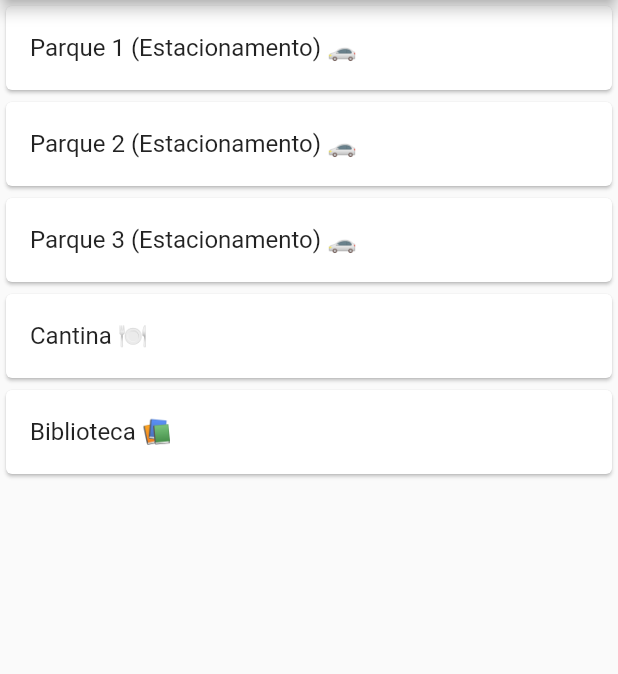
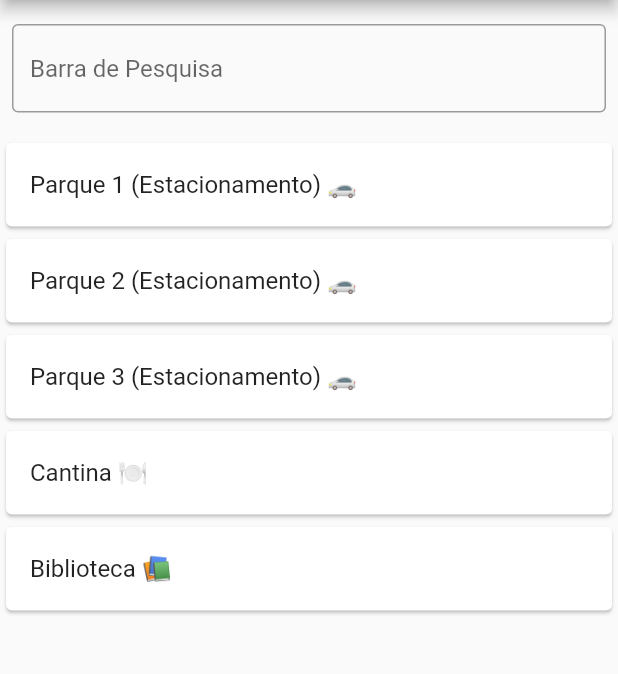
Before and after one commit to LEIC-ES-2021-22/2LEIC15T2, a Flutter app: the screen it shows after launch, on a phone screen of 412 x 824 dp, the part 84-758 px from its top. Run offline on Flutter 3.47's test engine with Material 2 defaults, Android fonts, the phone set to English and light mode, and no system bars; our stand-ins replace charts_flutter.

Commit message:
Feature: Added search bar in the main page

```diff
--- a/flutter_prototype/lib/main.dart
+++ b/flutter_prototype/lib/main.dart
@@ -1,4 +1,5 @@
 import 'package:flutter/material.dart';
+import 'package:flutter_code/src/objects/facility.dart';
 import 'package:flutter_code/src/server_comm/authentication.dart';
 import 'package:flutter_code/src/views/facility_view.dart';
 import 'src/server_comm/requests.dart';
@@ -18,17 +19,29 @@ class MyApp extends StatelessWidget {
   }
 }
 
-class HomeView extends StatelessWidget {
+// Filter makes it so the Widget is Stateful
+class HomeView extends StatefulWidget {
   final String? authToken;
   const HomeView({Key? key, this.authToken}) : super(key: key);
 
   @override
+  State<HomeView> createState() => _HomeViewState();
+}
+
+class _HomeViewState extends State<HomeView> {
+  final List<Facility> __facility = getFacilitiesList();
+  late List<Facility> facility;
+  @override
+  void initState() {
+    super.initState();
+    facility = __facility;
+  }
+
+  // var nearestFacility = getNearestFacility();
+  // facility.remove(nearestFacility);
+  // facility.insert(0, nearestFacility);
+  @override
   Widget build(BuildContext context) {
-    List facility = getFacilitiesList();
-    // var nearestFacility = getNearestFacility();
-
-    // facility.remove(nearestFacility);
-    // facility.insert(0, nearestFacility);
     return Scaffold(
       appBar: AppBar(
         title: const Center(
@@ -36,6 +49,28 @@ class HomeView extends StatelessWidget {
         ),
       ),
       body: Column(children: [
+        Padding(
+          padding: const EdgeInsets.symmetric(horizontal: 8, vertical: 16),
+          child: TextField(
+            onChanged: (text) {
+              setState(() {
+                if (text == "") {
+                  facility = __facility;
+                } else {
+                  facility = __facility
+                      .where((facility) => facility.name
+                          .toLowerCase()
+                          .contains(text.toLowerCase()))
+                      .toList();
+                }
+              });
+            },
+            decoration: const InputDecoration(
+              border: OutlineInputBorder(),
+              hintText: 'Barra de Pesquisa',
+            ),
+          ),
+        ),
         ListView.builder(
           itemCount: facility.length,
           itemBuilder: (context, index) {
--- a/flutter_prototype/lib/src/server_comm/requests.dart
+++ b/flutter_prototype/lib/src/server_comm/requests.dart
@@ -10,7 +10,7 @@ var _facilities = [
 ];
 
 // NOTA: Falta adicionar esta opção nos request do Logical Arquitecture
-List getFacilitiesList() {
+List<Facility> getFacilitiesList() {
   return _facilities;
 }
 
```
